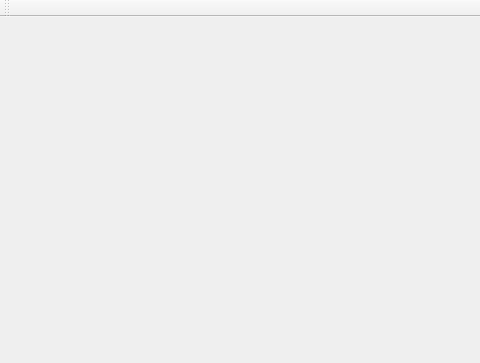
hvweihong/car_info_show, file QT/mainwindow.ui: the form before one commit; both pictures show x 0 to 480 and y 0 to 363 of the 900 by 568 pixel window.
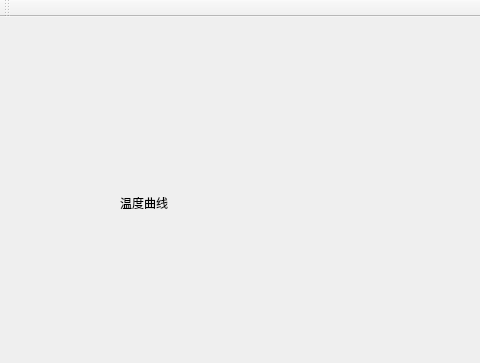
The form after the commit.

```diff
--- a/QT/mainwindow.ui
+++ b/QT/mainwindow.ui
@@ -327,6 +327,19 @@
      </size>
     </property>
    </widget>
+   <widget class="QLabel" name="label_2">
+    <property name="geometry">
+     <rect>
+      <x>120</x>
+      <y>180</y>
+      <width>54</width>
+      <height>12</height>
+     </rect>
+    </property>
+    <property name="text">
+     <string>温度曲线</string>
+    </property>
+   </widget>
   </widget>
   <widget class="QMenuBar" name="menuBar">
    <property name="geometry">
```
Left out of the diff: 2 changed lines with no effect on the pictures.
